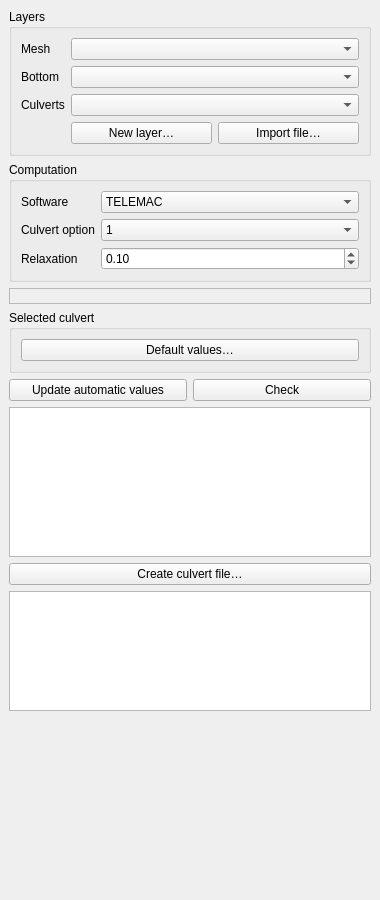
This is mesh_tools/ui/culvert_manager.ui in nicogodet/Mesh_tools as Qt 5 draws it before an edit. The edited form follows.
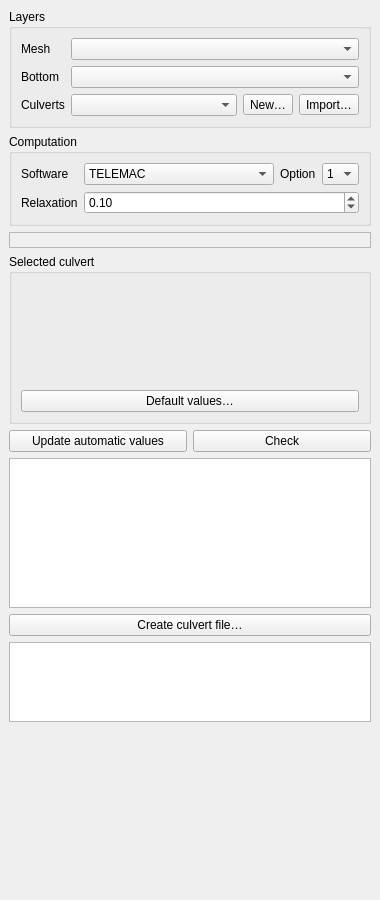
This is the edited form. Custom widgets are drawn as their Qt base class.

Commit message:
Make the culvert panel shorter: tabs for the culvert parameters
The panel needed 1360 px of height. It now needs about 760 px:
- the culvert parameters are in tabs (culvert, levels, losses, option 2)
  instead of six stacked groups; a tab is hidden when none of its
  parameters is used
- new/import culvert layer as icon buttons next to the layer list
- software and culvert option on one row
- shorter log
A test checks the height and that the tabs fit in a 380 px dock.

The edit to the form file:
```diff
--- a/mesh_tools/ui/culvert_manager.ui
+++ b/mesh_tools/ui/culvert_manager.ui
@@ -45,7 +45,7 @@
           <property name="title">
            <string>Layers</string>
           </property>
-          <layout class="QGridLayout" name="lay_layers" columnstretch="0,1,1">
+          <layout class="QGridLayout" name="lay_layers" columnstretch="0,1,0,0">
            <item row="0" column="0">
             <widget class="QLabel" name="lbl_mesh">
              <property name="text">
@@ -53,7 +53,7 @@
              </property>
             </widget>
            </item>
-           <item row="0" column="1" colspan="2">
+           <item row="0" column="1" colspan="3">
             <widget class="QgsMapLayerComboBox" name="cb_lay_mesh">
              <property name="showCrs">
               <bool>true</bool>
@@ -70,7 +70,7 @@
              </property>
             </widget>
            </item>
-           <item row="1" column="1" colspan="2">
+           <item row="1" column="1" colspan="3">
             <widget class="QComboBox" name="cb_dataset_mesh">
              <property name="toolTip">
               <string>Dataset of the mesh giving the automatic elevations Z1 and Z2 (scalar on the nodes, first timestep).</string>
@@ -84,26 +84,33 @@
              </property>
             </widget>
            </item>
-           <item row="2" column="1" colspan="2">
-            <widget class="QComboBox" name="cb_lay_culv"/>
+           <item row="2" column="1">
+            <widget class="QComboBox" name="cb_lay_culv">
+             <property name="sizePolicy">
+              <sizepolicy hsizetype="Expanding" vsizetype="Fixed">
+               <horstretch>0</horstretch>
+               <verstretch>0</verstretch>
+              </sizepolicy>
+             </property>
+            </widget>
            </item>
-           <item row="3" column="1">
-            <widget class="QPushButton" name="btn_new_culv_file">
+           <item row="2" column="2">
+            <widget class="QToolButton" name="btn_new_culv_file">
              <property name="toolTip">
-              <string>Create an empty culvert layer (shapefile or GeoPackage).</string>
+              <string>New culvert layer (shapefile or GeoPackage)</string>
              </property>
              <property name="text">
-              <string>New layer…</string>
+              <string>New…</string>
              </property>
             </widget>
            </item>
-           <item row="3" column="2">
-            <widget class="QPushButton" name="btn_import_culv_file">
+           <item row="2" column="3">
+            <widget class="QToolButton" name="btn_import_culv_file">
              <property name="toolTip">
-              <string>Create a culvert layer from a TELEMAC or Uhaina culvert file.</string>
+              <string>Import a TELEMAC or Uhaina culvert file</string>
              </property>
              <property name="text">
-              <string>Import file…</string>
+              <string>Import…</string>
              </property>
             </widget>
            </item>
@@ -115,7 +122,7 @@
           <property name="title">
            <string>Computation</string>
           </property>
-          <layout class="QGridLayout" name="lay_output" columnstretch="0,1">
+          <layout class="QGridLayout" name="lay_output" columnstretch="0,1,0,0">
            <item row="0" column="0">
             <widget class="QLabel" name="lbl_software">
              <property name="text">
@@ -137,17 +144,17 @@
              </item>
             </widget>
            </item>
-           <item row="1" column="0">
+           <item row="0" column="2">
             <widget class="QLabel" name="lbl_culv_option">
              <property name="toolTip">
               <string>TELEMAC keyword OPTION FOR CULVERTS (1 by default). It is stored in the culvert layer and sets the parameters to fill in.</string>
              </property>
              <property name="text">
-              <string>Culvert option</string>
+              <string>Option</string>
              </property>
             </widget>
            </item>
-           <item row="1" column="1">
+           <item row="0" column="3">
             <widget class="QComboBox" name="cb_culv_option">
              <property name="toolTip">
               <string>TELEMAC keyword OPTION FOR CULVERTS (1 by default). It is stored in the culvert layer and sets the parameters to fill in.</string>
@@ -164,7 +171,7 @@
              </item>
             </widget>
            </item>
-           <item row="2" column="0">
+           <item row="1" column="0">
             <widget class="QLabel" name="lbl_relax">
              <property name="toolTip">
               <string>The relaxation coefficient is initially used to prescribe the discharge in the culvert on a progressive basis in order to avoid the formation of an eddy.
@@ -178,7 +185,7 @@
              </property>
             </widget>
            </item>
-           <item row="2" column="1">
+           <item row="1" column="1" colspan="3">
             <widget class="QgsDoubleSpinBox" name="sb_relax">
              <property name="toolTip">
               <string>The relaxation coefficient is initially used to prescribe the discharge in the culvert on a progressive basis in order to avoid the formation of an eddy.
@@ -225,6 +232,16 @@
            <string>Selected culvert</string>
           </property>
           <layout class="QVBoxLayout" name="lay_culvert_form">
+           <item>
+            <widget class="QTabWidget" name="tab_culvert">
+             <property name="documentMode">
+              <bool>true</bool>
+             </property>
+             <property name="usesScrollButtons">
+              <bool>true</bool>
+             </property>
+            </widget>
+           </item>
            <item>
             <widget class="QPushButton" name="btn_res_val">
              <property name="toolTip">
@@ -296,7 +313,7 @@
           <property name="maximumSize">
            <size>
             <width>16777215</width>
-            <height>120</height>
+            <height>80</height>
            </size>
           </property>
           <property name="readOnly">
```
The commit also changes 3 other files.
